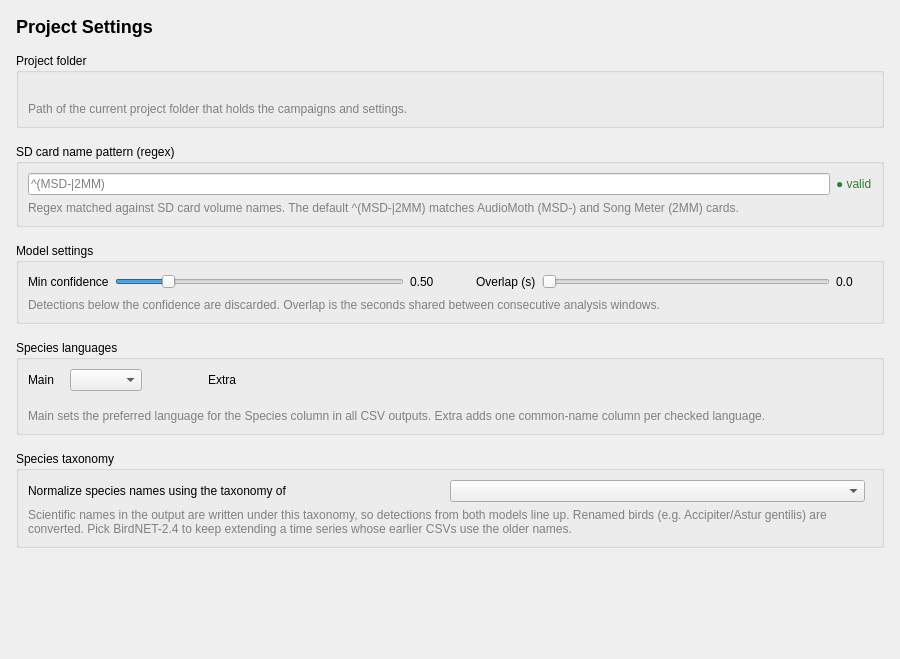
kenwer/pam-analyzer, file src/pam_analyzer/ui/panels/project_panel.ui: the form before one commit.
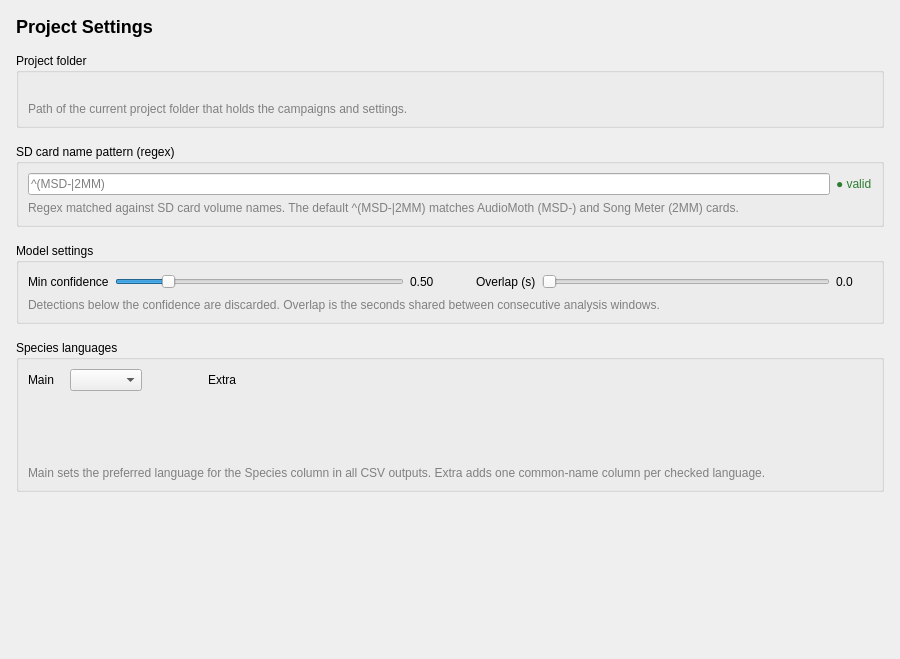
The form after the commit.

Commit message: Align on BirdNET v3.0 species name taxonomy

```diff
--- a/src/pam_analyzer/ui/panels/project_panel.ui
+++ b/src/pam_analyzer/ui/panels/project_panel.ui
@@ -342,50 +342,6 @@
      </layout>
     </widget>
    </item>
-   <item>
-    <widget class="QGroupBox" name="taxonomy_group">
-     <property name="title">
-      <string>Species taxonomy</string>
-     </property>
-     <layout class="QVBoxLayout" name="taxonomy_layout">
-      <item>
-       <layout class="QHBoxLayout" name="taxonomy_row">
-        <item>
-         <widget class="QLabel" name="taxonomy_label">
-          <property name="text">
-           <string>Normalize species names using the taxonomy of</string>
-          </property>
-         </widget>
-        </item>
-        <item>
-         <widget class="QComboBox" name="taxonomy_combo">
-         </widget>
-        </item>
-        <item>
-         <spacer name="taxonomy_spacer">
-          <property name="orientation">
-           <enum>Qt::Orientation::Horizontal</enum>
-          </property>
-         </spacer>
-        </item>
-       </layout>
-      </item>
-      <item>
-       <widget class="QLabel" name="taxonomy_caption_label">
-        <property name="styleSheet">
-         <string>color: gray;</string>
-        </property>
-        <property name="text">
-         <string>Scientific names in the output are written under this taxonomy, so detections from both models line up. Renamed birds (e.g. Accipiter/Astur gentilis) are converted. Pick BirdNET-2.4 to keep extending a time series whose earlier CSVs use the older names.</string>
-        </property>
-        <property name="wordWrap">
-         <bool>true</bool>
-        </property>
-       </widget>
-      </item>
-     </layout>
-    </widget>
-   </item>
    <item>
     <spacer name="bottom_spacer">
      <property name="orientation">
```
The commit also changes 30 other files.
